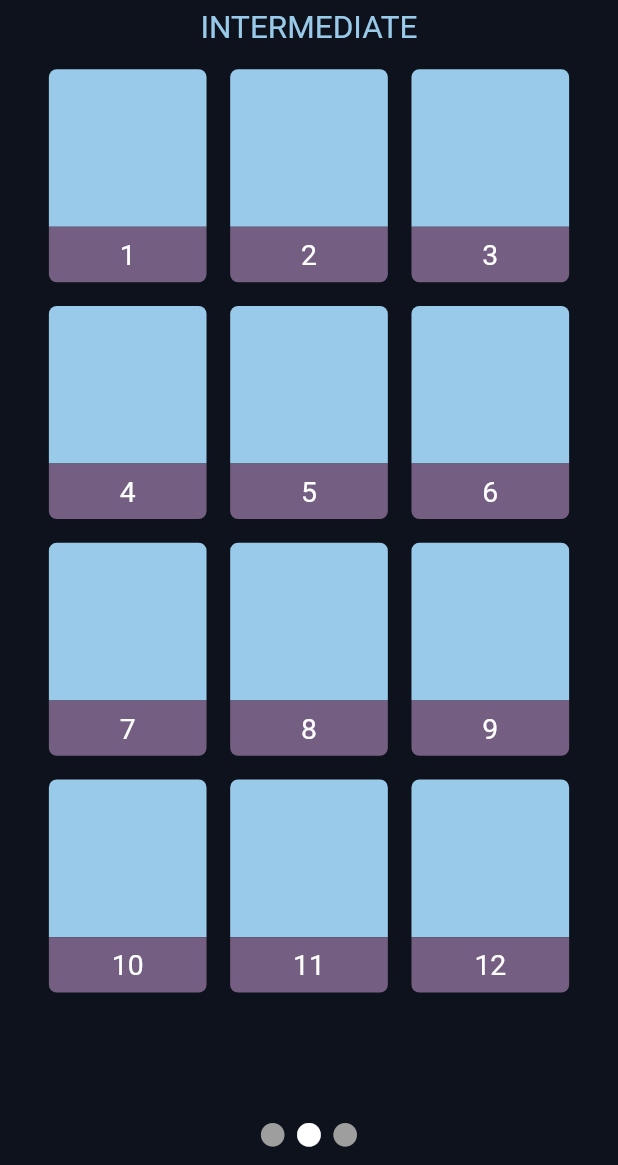
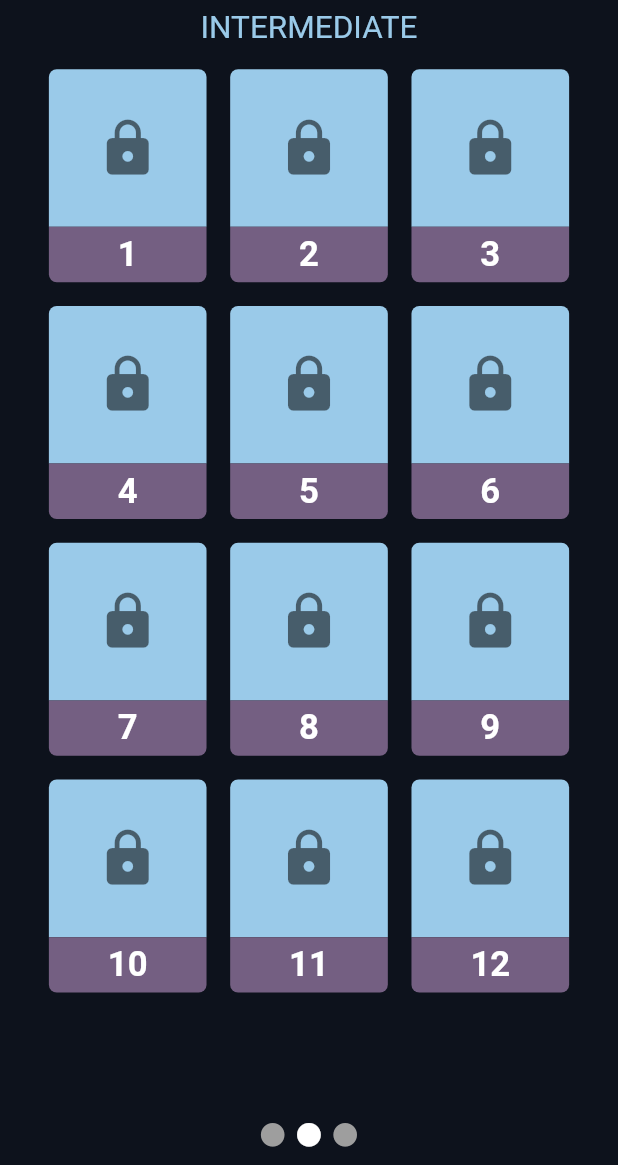
Before and after one commit to Shalomjohn/Milonga, a Flutter app: the MenuPage screen opened directly, on a phone screen of 412 x 824 dp, the part 71-1236 px from its top. Run offline on Flutter 3.47's test engine with Material 2 defaults, Android fonts, the phone set to English and light mode, and no system bars; our stand-ins replace flutter_screenutil, video_player.

Commit message:
now works with image thumbnails

```diff
--- a/lib/pages/menu.dart
+++ b/lib/pages/menu.dart
@@ -33,7 +33,7 @@ class _MenuPageState extends State<MenuPage> {
         break;
     }
     Widget menuItem(int index) {
-      return Column(
+      Widget child = Column(
         children: [
           Container(
             height: 100.w,
@@ -44,6 +44,11 @@ class _MenuPageState extends State<MenuPage> {
                 topLeft: Radius.circular(5.w),
                 topRight: Radius.circular(5.w),
               ),
+            ),
+            child: Icon(
+              Icons.lock,
+              size: 40.w,
+              color: Colors.black54,
             ),
           ),
           Container(
@@ -61,13 +66,24 @@ class _MenuPageState extends State<MenuPage> {
                 index.toString(),
                 style: TextStyle(
                   color: Colors.white,
-                  fontSize: 18.sp,
+                  fontWeight: FontWeight.bold,
+                  fontSize: 22.sp,
                 ),
               ),
             ),
           ),
         ],
       );
+      if (levelName == 'BASIC' && index < 4) {
+        String thumbnailAssetName =
+            "assets/icons/lessons/basic/${index + 1}_icon.png";
+        child = SizedBox(
+          height: 135.w,
+          width: 100.w,
+          child: Image.asset(thumbnailAssetName),
+        );
+      }
+      return child;
     }
 
     return Column(
```
Also changed, not shown: assets/icons/lessons/basic/2_icon.png (renamed from assets/icons/lessons/basic/02-Les-icon.png), assets/icons/lessons/basic/3_icon.png (renamed from assets/icons/lessons/basic/03-Les-icon.png), assets/icons/lessons/basic/4_icon.png (renamed from assets/icons/lessons/basic/04-Les-icon.png).
